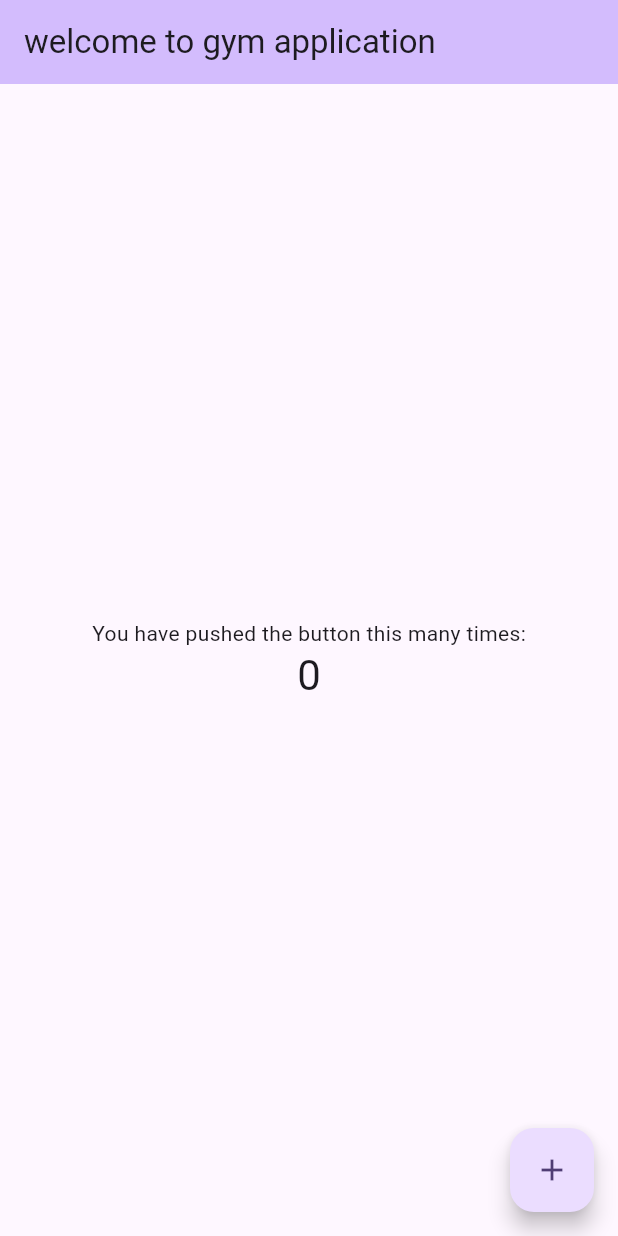
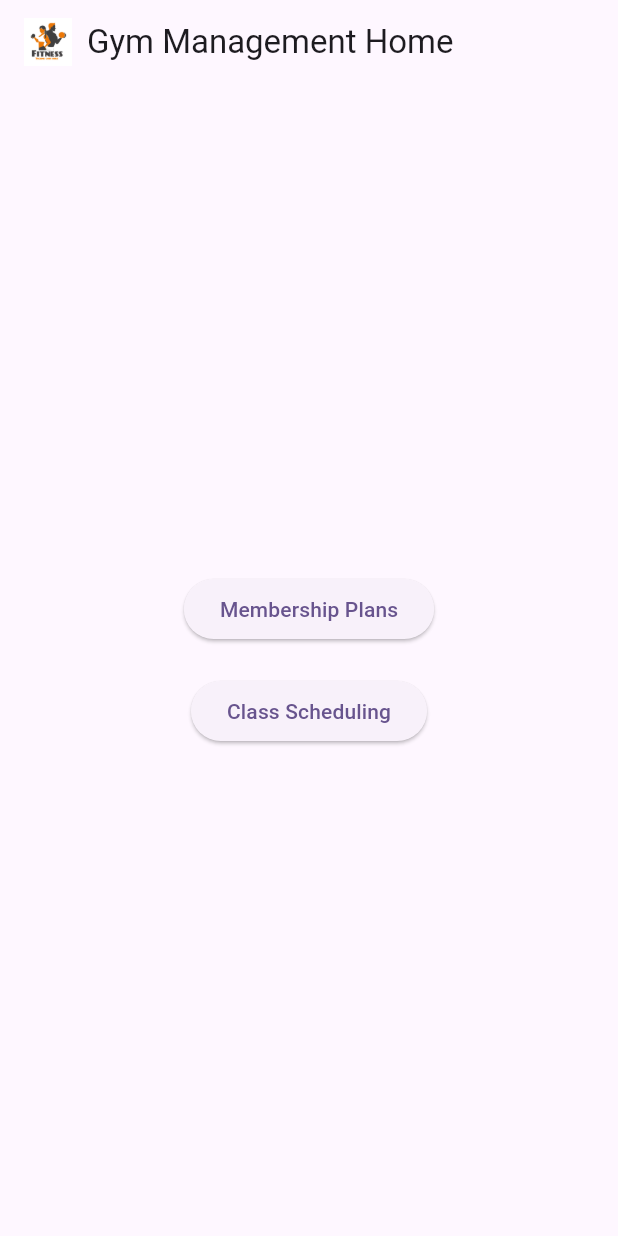
Before and after one commit to Abraham-majok-kuot/GymAPP, a Flutter app: the screen it shows after launch, on a phone screen of 412 x 824 dp. Run offline on Flutter 3.47's test engine with Material 3 defaults, Android fonts, the phone set to English and light mode, and no system bars.

Commit message:
updates in the main.dart to show logo and navigation buttons

```diff
--- a/gym_application/lib/main.dart
+++ b/gym_application/lib/main.dart
@@ -1,122 +1,72 @@
 import 'package:flutter/material.dart';
+import 'screens/membership_screen.dart';
+import 'screens/class_scheduling_screen.dart';
 
 void main() {
-  runApp(const MyApp());
+  runApp(const GymApp());
 }
 
-class MyApp extends StatelessWidget {
-  const MyApp({super.key});
+class GymApp extends StatelessWidget {
+  const GymApp({super.key});
 
-  // This widget is the root of your application.
   @override
   Widget build(BuildContext context) {
     return MaterialApp(
-      title: 'Flutter Demo',
+      title: 'Gym Management',
+      debugShowCheckedModeBanner: false, // Removes the debug banner
       theme: ThemeData(
-        // This is the theme of your application.
-        //
-        // TRY THIS: Try running your application with "flutter run". You'll see
-        // the application has a purple toolbar. Then, without quitting the app,
-        // try changing the seedColor in the colorScheme below to Colors.green
-        // and then invoke "hot reload" (save your changes or press the "hot
-        // reload" button in a Flutter-supported IDE, or press "r" if you used
-        // the command line to start the app).
-        //
-        // Notice that the counter didn't reset back to zero; the application
-        // state is not lost during the reload. To reset the state, use hot
-        // restart instead.
-        //
-        // This works for code too, not just values: Most code changes can be
-        // tested with just a hot reload.
         colorScheme: ColorScheme.fromSeed(seedColor: Colors.deepPurple),
       ),
-      home: const MyHomePage(title: 'welcome to gym application'),
+      home: const GymHomeScreen(),
     );
   }
 }
 
-class MyHomePage extends StatefulWidget {
-  const MyHomePage({super.key, required this.title});
-
-  // This widget is the home page of your application. It is stateful, meaning
-  // that it has a State object (defined below) that contains fields that affect
-  // how it looks.
-
-  // This class is the configuration for the state. It holds the values (in this
-  // case the title) provided by the parent (in this case the App widget) and
-  // used by the build method of the State. Fields in a Widget subclass are
-  // always marked "final".
-
-  final String title;
-
-  @override
-  State<MyHomePage> createState() => _MyHomePageState();
-}
-
-class _MyHomePageState extends State<MyHomePage> {
-  int _counter = 0;
-
-  void _incrementCounter() {
-    setState(() {
-      // This call to setState tells the Flutter framework that something has
-      // changed in this State, which causes it to rerun the build method below
-      // so that the display can reflect the updated values. If we changed
-      // _counter without calling setState(), then the build method would not be
-      // called again, and so nothing would appear to happen.
-      _counter++;
-    });
-  }
+class GymHomeScreen extends StatelessWidget {
+  const GymHomeScreen({super.key});
 
   @override
   Widget build(BuildContext context) {
-    // This method is rerun every time setState is called, for instance as done
-    // by the _incrementCounter method above.
-    //
-    // The Flutter framework has been optimized to make rerunning build methods
-    // fast, so that you can just rebuild anything that needs updating rather
-    // than having to individually change instances of widgets.
     return Scaffold(
       appBar: AppBar(
-        // TRY THIS: Try changing the color here to a specific color (to
-        // Colors.amber, perhaps?) and trigger a hot reload to see the AppBar
-        // change color while the other colors stay the same.
-        backgroundColor: Theme.of(context).colorScheme.inversePrimary,
-        // Here we take the value from the MyHomePage object that was created by
-        // the App.build method, and use it to set our appbar title.
-        title: Text(widget.title),
+        title: Row(
+          children: [
+            Image.asset('assets/images/gymlogo.jpg', height: 32),
+            const SizedBox(width: 10),
+            const Text('Gym Management Home'),
+          ],
+        ),
       ),
       body: Center(
-        // Center is a layout widget. It takes a single child and positions it
-        // in the middle of the parent.
         child: Column(
-          // Column is also a layout widget. It takes a list of children and
-          // arranges them vertically. By default, it sizes itself to fit its
-          // children horizontally, and tries to be as tall as its parent.
-          //
-          // Column has various properties to control how it sizes itself and
-          // how it positions its children. Here we use mainAxisAlignment to
-          // center the children vertically; the main axis here is the vertical
-          // axis because Columns are vertical (the cross axis would be
-          // horizontal).
-          //
-          // TRY THIS: Invoke "debug painting" (choose the "Toggle Debug Paint"
-          // action in the IDE, or press "p" in the console), to see the
-          // wireframe for each widget.
           mainAxisAlignment: MainAxisAlignment.center,
-          children: <Widget>[
-            const Text('You have pushed the button this many times:'),
-            Text(
-              '$_counter',
-              style: Theme.of(context).textTheme.headlineMedium,
+          children: [
+            ElevatedButton(
+              child: const Text('Membership Plans'),
+              onPressed: () {
+                Navigator.push(
+                  context,
+                  MaterialPageRoute(
+                    builder: (context) => const MembershipScreen(),
+                  ),
+                );
+              },
+            ),
+            const SizedBox(height: 20),
+            ElevatedButton(
+              child: const Text('Class Scheduling'),
+              onPressed: () {
+                Navigator.push(
+                  context,
+                  MaterialPageRoute(
+                    builder: (context) => const ClassSchedulingScreen(),
+                  ),
+                );
+              },
             ),
           ],
         ),
       ),
-      floatingActionButton: FloatingActionButton(
-        onPressed: _incrementCounter,
-        tooltip: 'Increment',
-        child: const Icon(Icons.add),
-      ), // This trailing comma makes auto-formatting nicer for build methods.
     );
   }
 }
```
